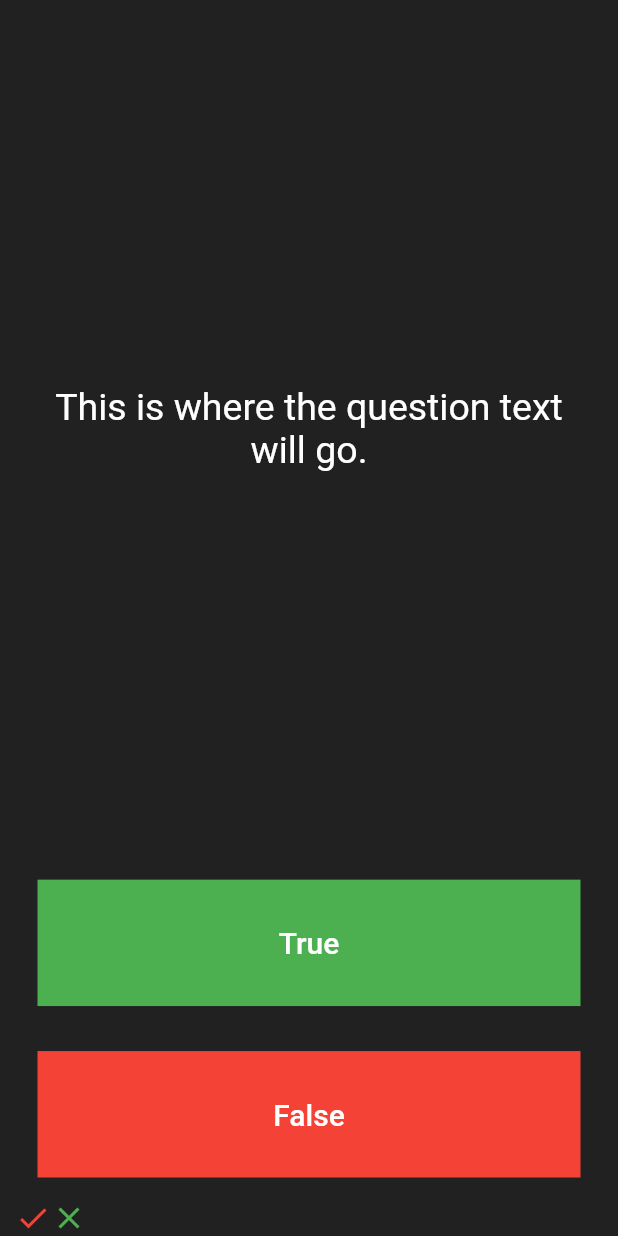
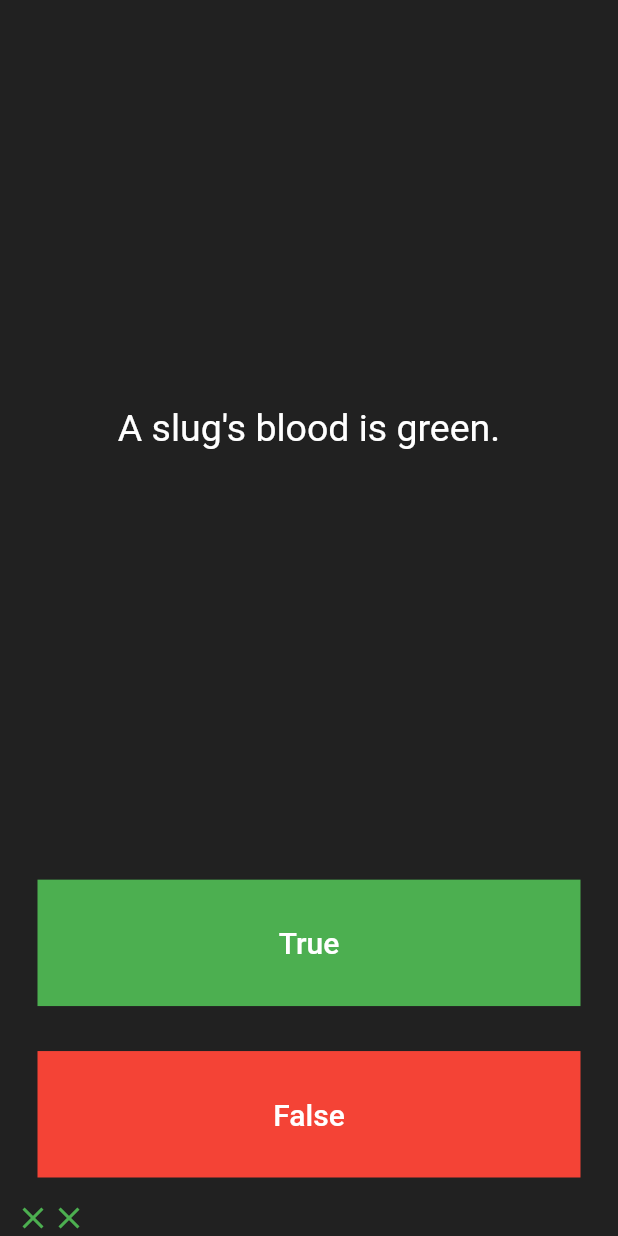
Before and after one commit to akshay-git20/Quizzler-flutter, a Flutter app: the screen it shows after launch, after a tap on "True", after a tap on "False", on a phone screen of 412 x 824 dp. Run offline on Flutter 3.47's test engine with Material 2 defaults, Android fonts, the phone set to English and light mode, and no system bars; our stand-ins replace velocity_x; missing offline and left inert: dart:ffi.

Commit message:
list of question and answer is added

```diff
--- a/quizler/lib/main.dart
+++ b/quizler/lib/main.dart
@@ -1,6 +1,9 @@
 // ignore_for_file: prefer_const_constructors
 
+import 'dart:ffi';
+
 import 'package:flutter/material.dart';
+import 'package:quizler/quetion_ans.dart';
 import 'package:velocity_x/velocity_x.dart';
 
 void main() {
@@ -33,7 +36,13 @@ class QuizPage extends StatefulWidget {
 }
 
 class _QuizPageState extends State<QuizPage> {
+  List<Quetionans> quetionans=[
+    Quetionans(quetion: 'You can lead a cow down stairs but not up stairs.', answer: false),
+    Quetionans(quetion: 'Approximately one quarter of human bones are in the feet.', answer: true),
+    Quetionans(quetion: 'A slug\'s blood is green.', answer: true),
+  ];
   List<Icon> scorekeeper = [];
+  int a = 0;
   @override
   Widget build(BuildContext context) {
     return Column(
@@ -46,7 +55,7 @@ class _QuizPageState extends State<QuizPage> {
             padding: EdgeInsets.all(10.0),
             child: Center(
               child: Text(
-                'This is where the question text will go.',
+                quetionans[a].quetion,
                 textAlign: TextAlign.center,
                 style: TextStyle(
                   fontSize: 25.0,
@@ -69,7 +78,17 @@ class _QuizPageState extends State<QuizPage> {
               ),
               onPressed: () {
                 setState(() {
-                  scorekeeper.add(Icon(Icons.check,color: Colors.red,));
+                  quetionans[a].answer == true
+                      ? scorekeeper.add(Icon(
+                          Icons.check,
+                          color: Colors.red,
+                        ))
+                      : scorekeeper.add(Icon(
+                          Icons.close,
+                          color: Colors.green,
+                        ));
+
+                  a = (a + 1) % 3;
                 });
                 //The user picked true.
               },
@@ -90,7 +109,16 @@ class _QuizPageState extends State<QuizPage> {
               onPressed: () {
                 //The user picked false.
                 setState(() {
-                  scorekeeper.add(Icon(Icons.close,color: Colors.green,));
+                  quetionans[a].answer != true
+                      ? scorekeeper.add(Icon(
+                          Icons.check,
+                          color: Colors.red,
+                        ))
+                      : scorekeeper.add(Icon(
+                          Icons.close,
+                          color: Colors.green,
+                        ));
+                  a = (a + 1) % 3;
                 });
               },
             ).color(Colors.red),
--- /dev/null
+++ b/quizler/lib/quetion_ans.dart
@@ -0,0 +1,11 @@
+// ignore_for_file: public_member_api_docs, sort_constructors_first
+class Quetionans {
+  String quetion;
+  bool answer;
+  Quetionans({
+    required this.quetion,
+    required this.answer,
+  });
+
+
+}
```
